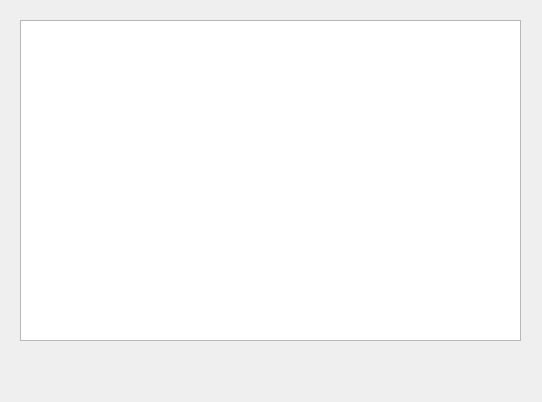
Qt form managedepsdialog.ui (MrRisoni/Gauss) before a commit.
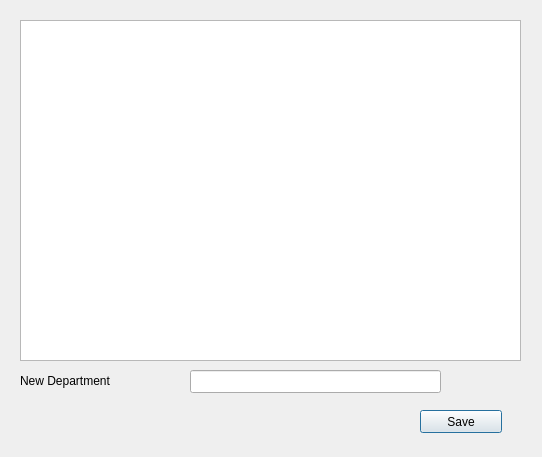
The same form after that commit.

Diff of the .ui file:
```diff
--- a/managedepsdialog.ui
+++ b/managedepsdialog.ui
@@ -7,7 +7,7 @@
     <x>0</x>
     <y>0</y>
     <width>542</width>
-    <height>402</height>
+    <height>457</height>
    </rect>
   </property>
   <property name="windowTitle">
@@ -19,10 +19,46 @@
      <x>20</x>
      <y>20</y>
      <width>501</width>
-     <height>321</height>
+     <height>341</height>
     </rect>
    </property>
   </widget>
+  <widget class="QLabel" name="label">
+   <property name="geometry">
+    <rect>
+     <x>20</x>
+     <y>370</y>
+     <width>191</width>
+     <height>21</height>
+    </rect>
+   </property>
+   <property name="text">
+    <string>New Department</string>
+   </property>
+  </widget>
+  <widget class="QLineEdit" name="lineDep">
+   <property name="geometry">
+    <rect>
+     <x>190</x>
+     <y>370</y>
+     <width>251</width>
+     <height>23</height>
+    </rect>
+   </property>
+  </widget>
+  <widget class="QPushButton" name="pushSaveDep">
+   <property name="geometry">
+    <rect>
+     <x>420</x>
+     <y>410</y>
+     <width>82</width>
+     <height>23</height>
+    </rect>
+   </property>
+   <property name="text">
+    <string>Save</string>
+   </property>
+  </widget>
  </widget>
  <resources/>
  <connections/>
```
Left out of the diff: 2 changed lines with no effect on the pictures.
